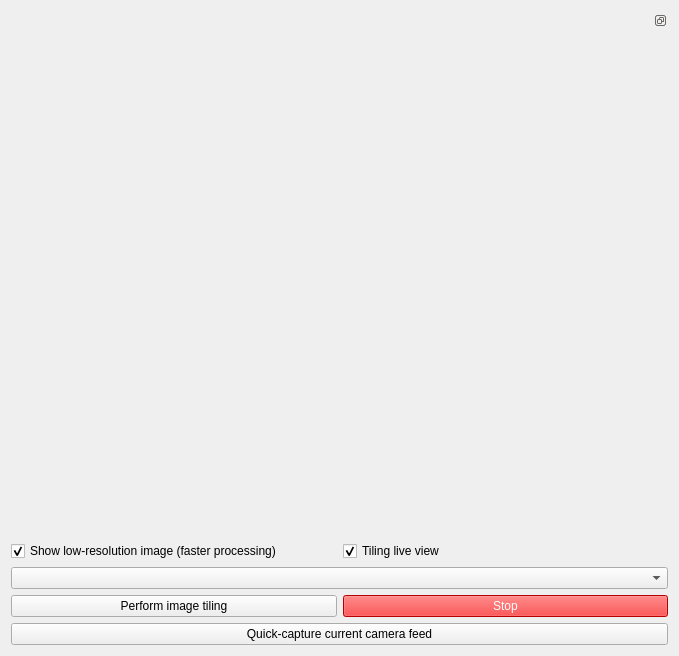
Before: the Qt Designer form iris/resources/tiling_method.ui in The-Thomas-Lab-UCL/orm-iris, drawn with Qt 5.
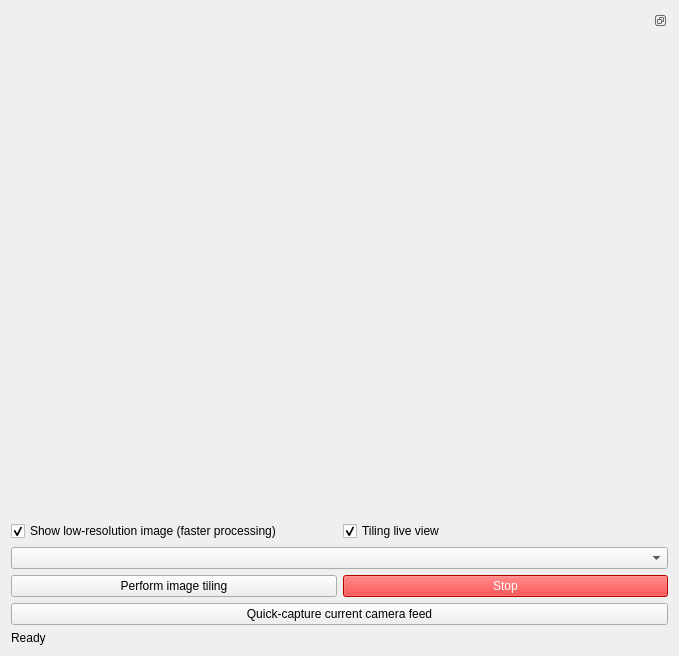
After: the same form once the commit is applied.

Commit message: updated: tiling statusbar

Diff of the .ui file:
```diff
--- a/iris/resources/tiling_method.ui
+++ b/iris/resources/tiling_method.ui
@@ -106,6 +106,13 @@
        </property>
       </widget>
      </item>
+     <item>
+      <widget class="QLabel" name="lbl_statusbar">
+       <property name="text">
+        <string>Ready</string>
+       </property>
+      </widget>
+     </item>
     </layout>
    </item>
   </layout>
```
The commit also changes 2 other files.
